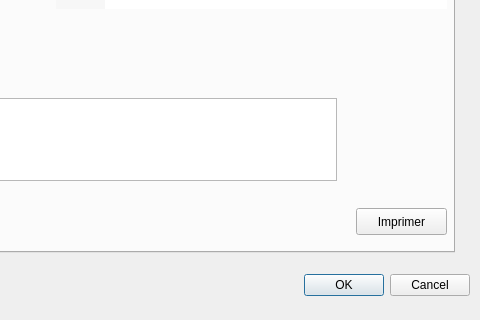
VincentD/bdtravaux, file ui_bdtravaux_sortie.ui: the form before one commit; both pictures show x 326 to 806 and y 358 to 678 of the 806 by 678 pixel window.
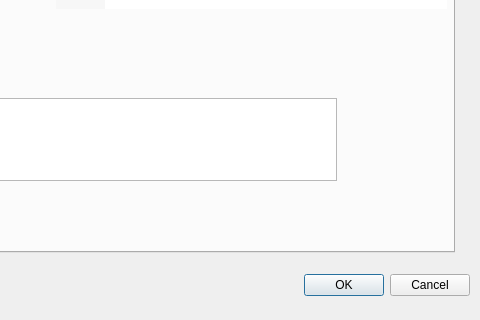
The form after the commit.

Commit message: Etendue du canevas transférée automatiquement au composeur. Début de modification automatique des labels du composeur. Fonction sauverOpe() appelée au début de composeur() afin d'enregistrer la dernière entité avant d'ouvrir le composeur.

Patch:
```diff
--- a/ui_bdtravaux_sortie.ui
+++ b/ui_bdtravaux_sortie.ui
@@ -208,19 +208,6 @@
       <string>Chantier de volontaires</string>
      </property>
     </widget>
-    <widget class="QPushButton" name="impression">
-     <property name="geometry">
-      <rect>
-       <x>670</x>
-       <y>540</y>
-       <width>91</width>
-       <height>27</height>
-      </rect>
-     </property>
-     <property name="text">
-      <string>Imprimer</string>
-     </property>
-    </widget>
    </widget>
    <widget class="QWidget" name="tab_comm">
     <attribute name="title">
```
The commit also changes 6 other files.
